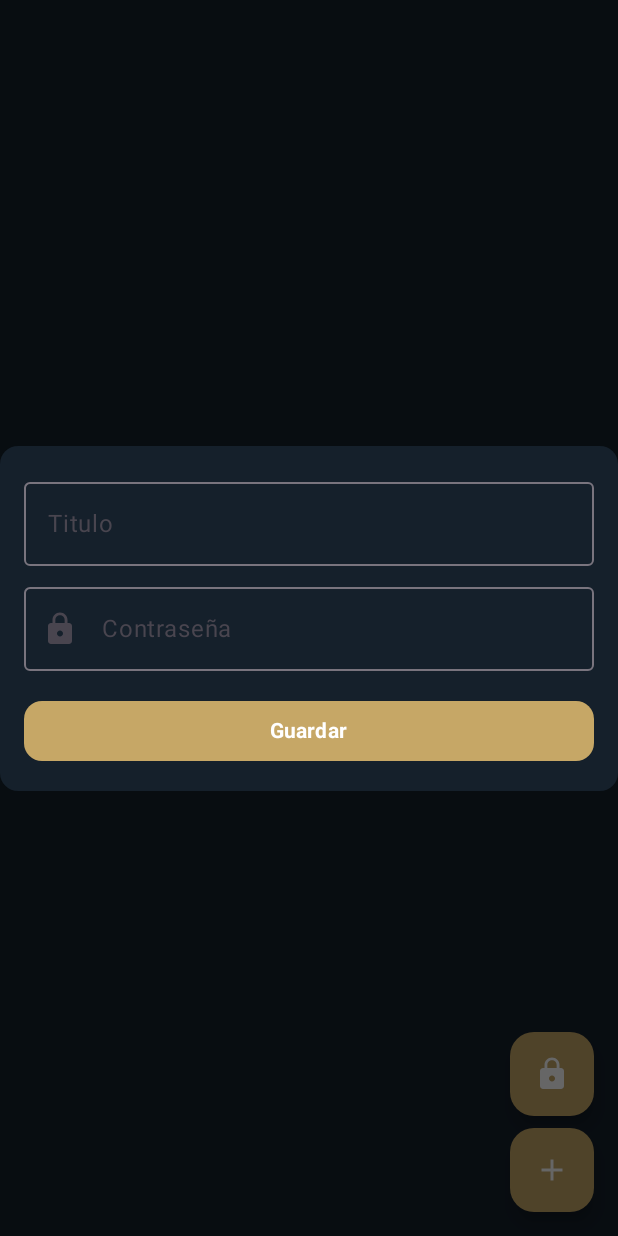
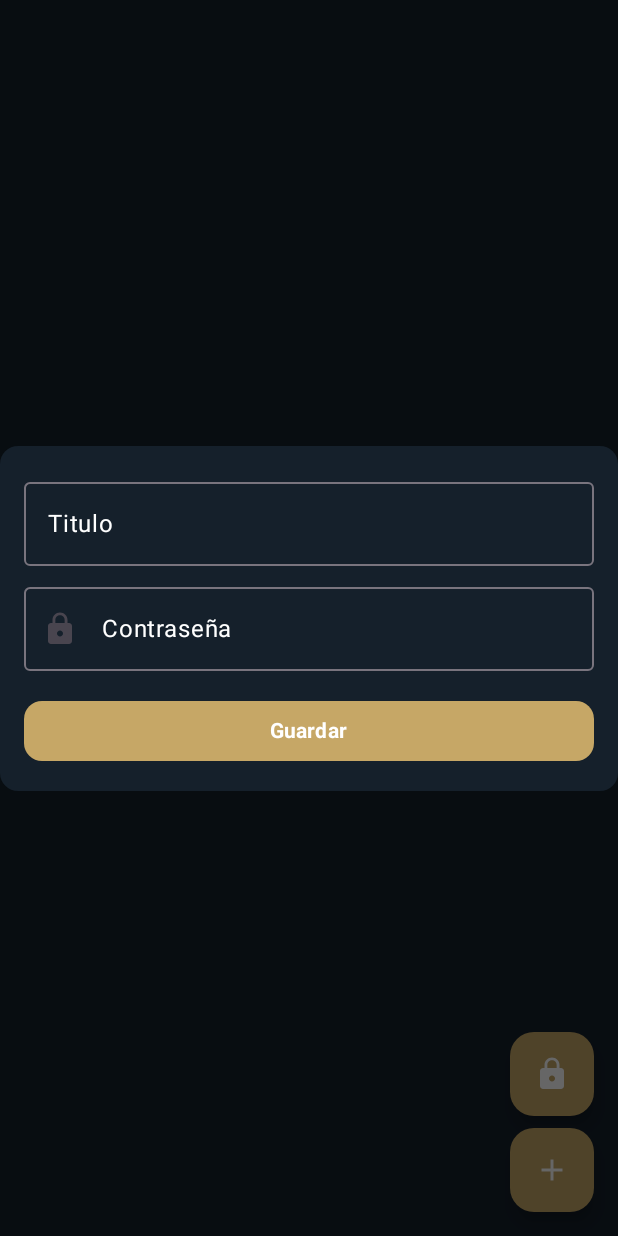
Before and after one commit to SantiagoGrinblat/PasswordManager, an Android app built with Jetpack Compose: the composable SecurityScreen shown on its own in the app's theme, after a tap on "Icon Add", on a phone screen of 412 x 824 dp. Run offline under Robolectric (Android 15) with nearby library versions, the phone set to English and light mode, and no system bars; our stand-ins replace Room's generated code.

Commit message:
Se nmodifica el aspecto visual de los textos , nombre de la app E imagenes

```diff
--- a/app/src/main/java/com/santidev/passwordmanager/ui/screens/SavePassword.kt
+++ b/app/src/main/java/com/santidev/passwordmanager/ui/screens/SavePassword.kt
@@ -29,6 +29,7 @@ import androidx.compose.material3.HorizontalDivider
 import androidx.compose.material3.Icon
 import androidx.compose.material3.MaterialTheme
 import androidx.compose.material3.OutlinedTextField
+import androidx.compose.material3.OutlinedTextFieldDefaults
 import androidx.compose.material3.Scaffold
 import androidx.compose.material3.Surface
 import androidx.compose.material3.Text
@@ -40,7 +41,6 @@ import androidx.compose.runtime.getValue
 import androidx.compose.runtime.mutableStateOf
 import androidx.compose.runtime.remember
 import androidx.compose.runtime.rememberUpdatedState
-import androidx.compose.runtime.setValue
 import androidx.compose.ui.Alignment
 import androidx.compose.ui.Modifier
 import androidx.compose.ui.draw.BlurredEdgeTreatment
@@ -64,7 +64,9 @@ import com.santidev.passwordmanager.utils.CopyButton
 
 @Composable
 fun SavePassword() {
+
   SecurityScreen()
+
 }
 
 @Composable
@@ -122,19 +124,24 @@ fun SecurityScreen() {
             }
             val title = remember { mutableStateOf("") }
             OutlinedTextField(
-              value = title.value, onValueChange = {
-                title.value = it
-              }, modifier = Modifier.fillMaxWidth(), label = {
-                Text(text = "Titulo")
-              },
+              value = title.value,
+              onValueChange = { title.value = it },
+              modifier = Modifier.fillMaxWidth(),
+              label = { Text(text = "Titulo", color = Color.White) }, colors = OutlinedTextFieldDefaults.colors(
+                focusedTextColor = Color.White,
+                unfocusedTextColor = Color.White
+              )
             )
             Spacer(modifier = Modifier.height(6.dp))
             OutlinedTextField(
-              value = secretPassword.value, onValueChange = {
-                secretPassword.value = it
-              }, modifier = Modifier.fillMaxWidth(), label = {
-                Text(text = "Contraseña")
-              },
+              value = secretPassword.value,
+              onValueChange = { secretPassword.value = it },
+              modifier = Modifier.fillMaxWidth(),
+              label = { Text(text = "Contraseña", color = Color.White) },
+              colors = OutlinedTextFieldDefaults.colors(
+                focusedTextColor = Color.White,
+                unfocusedTextColor = Color.White
+              ),
               leadingIcon = {
                 Icon(imageVector = Icons.Default.Lock, contentDescription = "Lock Icon")
               }
--- a/app/src/main/res/values/strings.xml
+++ b/app/src/main/res/values/strings.xml
@@ -1,3 +1,3 @@
 <resources>
-    <string name="app_name">PasswordManager</string>
+    <string name="app_name">Gestor de contraseñas</string>
 </resources>
```
Also changed, not shown: 1 other file.
